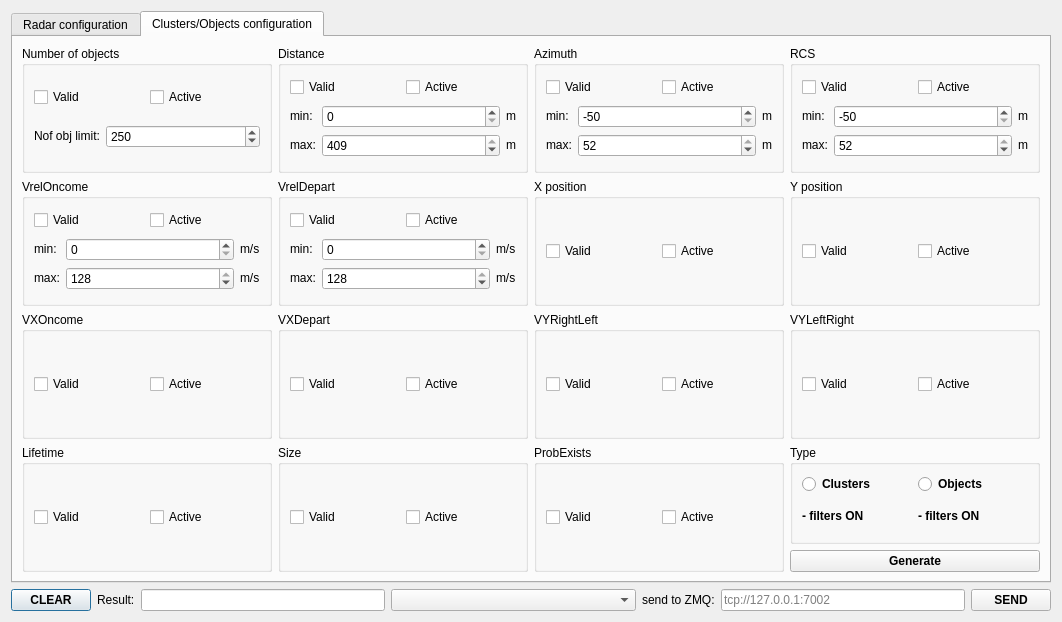
First picture: the form in dialogconfig.ui, repository anatoltrush/RadarVisual, before the edit.
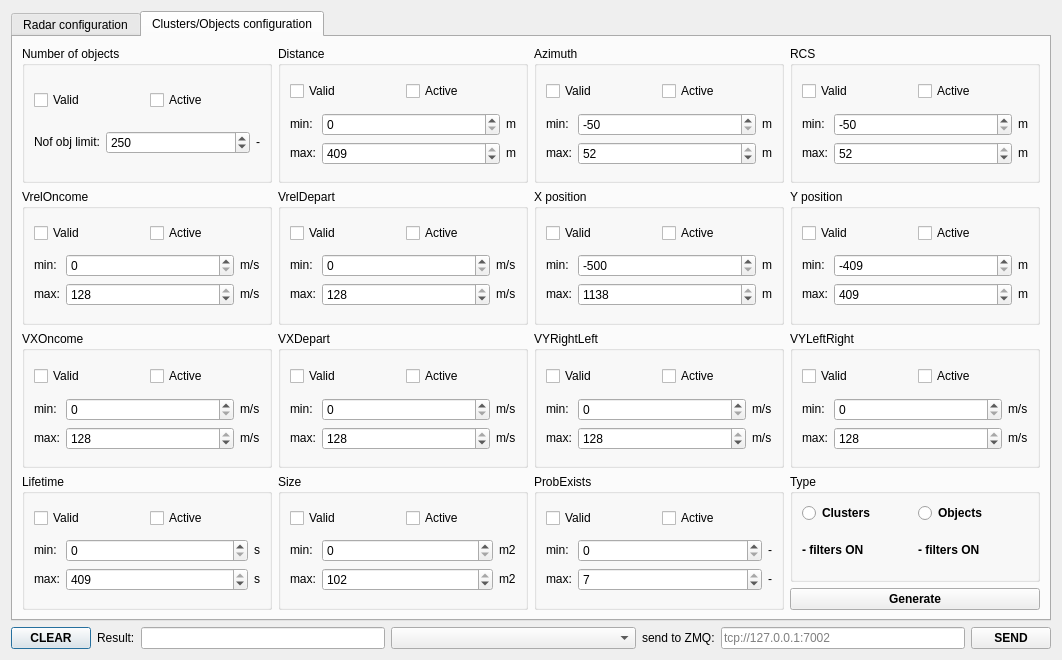
Second picture: the form after the edit.

Commit message: LTim & Size & Prob fltrs done

Diff of the .ui file:
```diff
--- a/dialogconfig.ui
+++ b/dialogconfig.ui
@@ -7,7 +7,7 @@
     <x>0</x>
     <y>0</y>
     <width>1062</width>
-    <height>622</height>
+    <height>660</height>
    </rect>
   </property>
   <property name="windowTitle">
@@ -1078,6 +1078,19 @@
               </property>
              </widget>
             </item>
+            <item>
+             <widget class="QLabel" name="label_34">
+              <property name="sizePolicy">
+               <sizepolicy hsizetype="Fixed" vsizetype="Fixed">
+                <horstretch>0</horstretch>
+                <verstretch>0</verstretch>
+               </sizepolicy>
+              </property>
+              <property name="text">
+               <string>-</string>
+              </property>
+             </widget>
+            </item>
            </layout>
           </item>
          </layout>
@@ -1678,7 +1691,7 @@
          <property name="title">
           <string>X position</string>
          </property>
-         <layout class="QGridLayout" name="gridLayout_38">
+         <layout class="QGridLayout" name="gridLayout_39">
           <item row="0" column="0">
            <layout class="QHBoxLayout" name="horizontalLayout_13">
             <item>
@@ -1697,6 +1710,100 @@
             </item>
            </layout>
           </item>
+          <item row="1" column="0">
+           <layout class="QGridLayout" name="gridLayout_38">
+            <item row="0" column="0">
+             <widget class="QLabel" name="label_35">
+              <property name="sizePolicy">
+               <sizepolicy hsizetype="Fixed" vsizetype="Fixed">
+                <horstretch>0</horstretch>
+                <verstretch>0</verstretch>
+               </sizepolicy>
+              </property>
+              <property name="text">
+               <string>min:</string>
+              </property>
+             </widget>
+            </item>
+            <item row="0" column="1">
+             <widget class="QSpinBox" name="sBSetClObjXMin">
+              <property name="toolTip">
+               <string>-500...1138.2</string>
+              </property>
+              <property name="toolTipDuration">
+               <number>5000</number>
+              </property>
+              <property name="minimum">
+               <number>-500</number>
+              </property>
+              <property name="maximum">
+               <number>1138</number>
+              </property>
+              <property name="value">
+               <number>-500</number>
+              </property>
+             </widget>
+            </item>
+            <item row="0" column="2">
+             <widget class="QLabel" name="label_37">
+              <property name="sizePolicy">
+               <sizepolicy hsizetype="Fixed" vsizetype="Fixed">
+                <horstretch>0</horstretch>
+                <verstretch>0</verstretch>
+               </sizepolicy>
+              </property>
+              <property name="text">
+               <string>m</string>
+              </property>
+             </widget>
+            </item>
+            <item row="1" column="0">
+             <widget class="QLabel" name="label_36">
+              <property name="sizePolicy">
+               <sizepolicy hsizetype="Fixed" vsizetype="Fixed">
+                <horstretch>0</horstretch>
+                <verstretch>0</verstretch>
+               </sizepolicy>
+              </property>
+              <property name="text">
+               <string>max:</string>
+              </property>
+             </widget>
+            </item>
+            <item row="1" column="1">
+             <widget class="QSpinBox" name="sBSetClObjXMax">
+              <property name="toolTip">
+               <string>-500...1138.2</string>
+              </property>
+              <property name="toolTipDuration">
+               <number>5000</number>
+              </property>
+              <property name="minimum">
+               <number>-500</number>
+              </property>
+              <property name="maximum">
+               <number>1138</number>
+              </property>
+              <property name="value">
+               <number>1138</number>
+              </property>
+             </widget>
+            </item>
+            <item row="1" column="2">
+             <widget class="QLabel" name="label_38">
+              <property name="sizePolicy">
+               <sizepolicy hsizetype="Fixed" vsizetype="Fixed">
+                <horstretch>0</horstretch>
+                <verstretch>0</verstretch>
+               </sizepolicy>
+              </property>
+              <property name="text">
+               <string>m</string>
+              </property>
+             </widget>
+            </item>
+           </layout>
+          </item>
          </layout>
         </widget>
        </item>
@@ -1705,7 +1812,7 @@
          <property name="title">
           <string>Y position</string>
          </property>
-         <layout class="QGridLayout" name="gridLayout_39">
+         <layout class="QGridLayout" name="gridLayout_41">
           <item row="0" column="0">
            <layout class="QHBoxLayout" name="horizontalLayout_14">
             <item>
@@ -1724,6 +1831,100 @@
             </item>
            </layout>
           </item>
+          <item row="1" column="0">
+           <layout class="QGridLayout" name="gridLayout_40">
+            <item row="0" column="0">
+             <widget class="QLabel" name="label_39">
+              <property name="sizePolicy">
+               <sizepolicy hsizetype="Fixed" vsizetype="Fixed">
+                <horstretch>0</horstretch>
+                <verstretch>0</verstretch>
+               </sizepolicy>
+              </property>
+              <property name="text">
+               <string>min:</string>
+              </property>
+             </widget>
+            </item>
+            <item row="0" column="1">
+             <widget class="QSpinBox" name="sBSetClObjYMin">
+              <property name="toolTip">
+               <string>-409.5...409.5</string>
+              </property>
+              <property name="toolTipDuration">
+               <number>5000</number>
+              </property>
+              <property name="minimum">
+               <number>-409</number>
+              </property>
+              <property name="maximum">
+               <number>409</number>
+              </property>
+              <property name="value">
+               <number>-409</number>
+              </property>
+             </widget>
+            </item>
+            <item row="0" column="2">
+             <widget class="QLabel" name="label_41">
+              <property name="sizePolicy">
+               <sizepolicy hsizetype="Fixed" vsizetype="Fixed">
+                <horstretch>0</horstretch>
+                <verstretch>0</verstretch>
+               </sizepolicy>
+              </property>
+              <property name="text">
+               <string>m</string>
+              </property>
+             </widget>
+            </item>
+            <item row="1" column="0">
+             <widget class="QLabel" name="label_40">
+              <property name="sizePolicy">
+               <sizepolicy hsizetype="Fixed" vsizetype="Fixed">
+                <horstretch>0</horstretch>
+                <verstretch>0</verstretch>
+               </sizepolicy>
+              </property>
+              <property name="text">
+               <string>max:</string>
+              </property>
+             </widget>
+            </item>
+            <item row="1" column="1">
+             <widget class="QSpinBox" name="sBSetClObjYMax">
+              <property name="toolTip">
+               <string>-409.5...409.5</string>
+              </property>
+              <property name="toolTipDuration">
+               <number>5000</number>
+              </property>
+              <property name="minimum">
+               <number>-409</number>
+              </property>
+              <property name="maximum">
+               <number>409</number>
+              </property>
+              <property name="value">
+               <number>409</number>
+              </property>
+             </widget>
+            </item>
+            <item row="1" column="2">
+             <widget class="QLabel" name="label_42">
+              <property name="sizePolicy">
+               <sizepolicy hsizetype="Fixed" vsizetype="Fixed">
+                <horstretch>0</horstretch>
+                <verstretch>0</verstretch>
+               </sizepolicy>
+              </property>
+              <property name="text">
+               <string>m</string>
+              </property>
+             </widget>
+            </item>
+           </layout>
+          </item>
          </layout>
         </widget>
        </item>
@@ -1732,7 +1933,7 @@
          <property name="title">
           <string>VXOncome</string>
          </property>
-         <layout class="QGridLayout" name="gridLayout_40">
+         <layout class="QGridLayout" name="gridLayout_43">
           <item row="0" column="0">
            <layout class="QHBoxLayout" name="horizontalLayout_15">
             <item>
@@ -1751,6 +1952,91 @@
             </item>
            </layout>
           </item>
+          <item row="1" column="0">
+           <layout class="QGridLayout" name="gridLayout_42">
+            <item row="0" column="0">
+             <widget class="QLabel" name="label_43">
+              <property name="sizePolicy">
+               <sizepolicy hsizetype="Fixed" vsizetype="Fixed">
+                <horstretch>0</horstretch>
+                <verstretch>0</verstretch>
+               </sizepolicy>
+              </property>
+              <property name="text">
+               <string>min:</string>
+              </property>
+             </widget>
+            </item>
+            <item row="0" column="1">
+             <widget class="QSpinBox" name="sBSetClObjVXOncMin">
+              <property name="toolTip">
+               <string>0...128.993</string>
+              </property>
+              <property name="toolTipDuration">
+               <number>5000</number>
+              </property>
+              <property name="maximum">
+               <number>128</number>
+              </property>
+             </widget>
+            </item>
+            <item row="0" column="2">
+             <widget class="QLabel" name="label_45">
+              <property name="sizePolicy">
+               <sizepolicy hsizetype="Fixed" vsizetype="Fixed">
+                <horstretch>0</horstretch>
+                <verstretch>0</verstretch>
+               </sizepolicy>
+              </property>
+              <property name="text">
+               <string>m/s</string>
+              </property>
+             </widget>
+            </item>
+            <item row="1" column="0">
+             <widget class="QLabel" name="label_44">
+              <property name="sizePolicy">
+               <sizepolicy hsizetype="Fixed" vsizetype="Fixed">
+                <horstretch>0</horstretch>
+                <verstretch>0</verstretch>
+               </sizepolicy>
+              </property>
+              <property name="text">
+               <string>max:</string>
+              </property>
+             </widget>
+            </item>
+            <item row="1" column="1">
+             <widget class="QSpinBox" name="sBSetClObjVXOncMax">
+              <property name="toolTip">
+               <string>0...128.993</string>
+              </property>
+              <property name="toolTipDuration">
+               <number>5000</number>
+              </property>
+              <property name="maximum">
+               <number>128</number>
+              </property>
+              <property name="value">
+               <number>128</number>
+              </property>
+             </widget>
+            </item>
+            <item row="1" column="2">
+             <widget class="QLabel" name="label_46">
+              <property name="sizePolicy">
+               <sizepolicy hsizetype="Fixed" vsizetype="Fixed">
+                <horstretch>0</horstretch>
+                <verstretch>0</verstretch>
+               </sizepolicy>
+              </property>
+              <property name="text">
+               <string>m/s</string>
+              </property>
+             </widget>
+            </item>
+           </layout>
+          </item>
          </layout>
         </widget>
        </item>
@@ -1759,7 +2045,7 @@
          <property name="title">
           <string>VXDepart</string>
          </property>
-         <layout class="QGridLayout" name="gridLayout_41">
+         <layout class="QGridLayout" name="gridLayout_56">
           <item row="0" column="0">
            <layout class="QHBoxLayout" name="horizontalLayout_16">
             <item>
@@ -1778,6 +2064,91 @@
             </item>
            </layout>
           </item>
+          <item row="1" column="0">
+           <layout class="QGridLayout" name="gridLayout_55">
+            <item row="0" column="0">
+             <widget class="QLabel" name="label_47">
+              <property name="sizePolicy">
+               <sizepolicy hsizetype="Fixed" vsizetype="Fixed">
+                <horstretch>0</horstretch>
+                <verstretch>0</verstretch>
+               </sizepolicy>
+              </property>
+              <property name="text">
+               <string>min:</string>
+              </property>
+             </widget>
+            </item>
+            <item row="0" column="1">
+             <widget class="QSpinBox" name="sBSetClObjVXDepMin">
+              <property name="toolTip">
+               <string>0...128.993</string>
+              </property>
+              <property name="toolTipDuration">
+               <number>5000</number>
+              </property>
+              <property name="maximum">
+               <number>128</number>
+              </property>
+             </widget>
+            </item>
+            <item row="0" column="2">
+             <widget class="QLabel" name="label_49">
+              <property name="sizePolicy">
+               <sizepolicy hsizetype="Fixed" vsizetype="Fixed">
+                <horstretch>0</horstretch>
+                <verstretch>0</verstretch>
+               </sizepolicy>
+              </property>
+              <property name="text">
+               <string>m/s</string>
+              </property>
+             </widget>
+            </item>
+            <item row="1" column="0">
+             <widget class="QLabel" name="label_48">
+              <property name="sizePolicy">
+               <sizepolicy hsizetype="Fixed" vsizetype="Fixed">
+                <horstretch>0</horstretch>
+                <verstretch>0</verstretch>
+               </sizepolicy>
+              </property>
+              <property name="text">
+               <string>max:</string>
+              </property>
+             </widget>
+            </item>
+            <item row="1" column="1">
+             <widget class="QSpinBox" name="sBSetClObjVXDepMax">
+              <property name="toolTip">
+               <string>0...128.993</string>
+              </property>
+              <property name="toolTipDuration">
+               <number>5000</number>
+              </property>
+              <property name="maximum">
+               <number>128</number>
+              </property>
+              <property name="value">
+               <number>128</number>
+              </property>
+             </widget>
+            </item>
+            <item row="1" column="2">
+             <widget class="QLabel" name="label_50">
+              <property name="sizePolicy">
+               <sizepolicy hsizetype="Fixed" vsizetype="Fixed">
+                <horstretch>0</horstretch>
+                <verstretch>0</verstretch>
+               </sizepolicy>
+              </property>
+              <property name="text">
+               <string>m/s</string>
+              </property>
+             </widget>
+            </item>
+           </layout>
+          </item>
          </layout>
         </widget>
        </item>
@@ -1786,7 +2157,7 @@
          <property name="title">
           <string>VYRightLeft</string>
          </property>
-         <layout class="QGridLayout" name="gridLayout_42">
+         <layout class="QGridLayout" name="gridLayout_58">
           <item row="0" column="0">
            <layout class="QHBoxLayout" name="horizontalLayout_17">
             <item>
@@ -1805,6 +2176,91 @@
             </item>
            </layout>
           </item>
+          <item row="1" column="0">
+           <layout class="QGridLayout" name="gridLayout_57">
+            <item row="0" column="0">
+             <widget class="QLabel" name="label_51">
+              <property name="sizePolicy">
+               <sizepolicy hsizetype="Fixed" vsizetype="Fixed">
+                <horstretch>0</horstretch>
+                <verstretch>0</verstretch>
+               </sizepolicy>
+              </property>
+              <property name="text">
+               <string>min:</string>
+              </property>
+             </widget>
+            </item>
+            <item row="0" column="1">
+             <widget class="QSpinBox" name="sBSetClObjVYRLMin">
+              <property name="toolTip">
+               <string>0...128.993</string>
+              </property>
+              <property name="toolTipDuration">
+               <number>5000</number>
+              </property>
+              <property name="maximum">
+               <number>128</number>
+              </property>
+             </widget>
+            </item>
+            <item row="0" column="2">
+             <widget class="QLabel" name="label_53">
+              <property name="sizePolicy">
+               <sizepolicy hsizetype="Fixed" vsizetype="Fixed">
+                <horstretch>0</horstretch>
+                <verstretch>0</verstretch>
+               </sizepolicy>
+              </property>
+              <property name="text">
+               <string>m/s</string>
+              </property>
+             </widget>
+            </item>
+            <item row="1" column="0">
+             <widget class="QLabel" name="label_52">
+              <property name="sizePolicy">
+               <sizepolicy hsizetype="Fixed" vsizetype="Fixed">
+                <horstretch>0</horstretch>
+                <verstretch>0</verstretch>
+               </sizepolicy>
+              </property>
+              <property name="text">
+               <string>max:</string>
+              </property>
+             </widget>
+            </item>
+            <item row="1" column="1">
+             <widget class="QSpinBox" name="sBSetClObjVYRLMax">
+              <property name="toolTip">
+               <string>0...128.993</string>
+              </property>
+              <property name="toolTipDuration">
+               <number>5000</number>
+              </property>
+              <property name="maximum">
+               <number>128</number>
+              </property>
+              <property name="value">
+               <number>128</number>
+              </property>
+             </widget>
+            </item>
+            <item row="1" column="2">
+             <widget class="QLabel" name="label_54">
+              <property name="sizePolicy">
+               <sizepolicy hsizetype="Fixed" vsizetype="Fixed">
+                <horstretch>0</horstretch>
+                <verstretch>0</verstretch>
+               </sizepolicy>
+              </property>
+              <property name="text">
+               <string>m/s</string>
+              </property>
+             </widget>
+            </item>
+           </layout>
+          </item>
          </layout>
         </widget>
        </item>
@@ -1813,7 +2269,7 @@
          <property name="title">
           <string>VYLeftRight</string>
          </property>
-         <layout class="QGridLayout" name="gridLayout_43">
+         <layout class="QGridLayout" name="gridLayout_60">
           <item row="0" column="0">
            <layout class="QHBoxLayout" name="horizontalLayout_18">
             <item>
@@ -1832,6 +2288,91 @@
             </item>
            </layout>
           </item>
+          <item row="1" column="0">
+           <layout class="QGridLayout" name="gridLayout_59">
+            <item row="0" column="0">
+             <widget class="QLabel" name="label_55">
+              <property name="sizePolicy">
+               <sizepolicy hsizetype="Fixed" vsizetype="Fixed">
+                <horstretch>0</horstretch>
+                <verstretch>0</verstretch>
+               </sizepolicy>
+              </property>
+              <property name="text">
+               <string>min:</string>
+              </property>
+             </widget>
+            </item>
+            <item row="0" column="1">
+             <widget class="QSpinBox" name="sBSetClObjVYLRMin">
+              <property name="toolTip">
+               <string>0...128.993</string>
+              </property>
+              <property name="toolTipDuration">
+               <number>5000</number>
+              </property>
+              <property name="maximum">
+               <number>128</number>
+              </property>
+             </widget>
+            </item>
+            <item row="0" column="2">
+             <widget class="QLabel" name="label_57">
+              <property name="sizePolicy">
+               <sizepolicy hsizetype="Fixed" vsizetype="Fixed">
+                <horstretch>0</horstretch>
+                <verstretch>0</verstretch>
+               </sizepolicy>
+              </property>
+              <property name="text">
+               <string>m/s</string>
+              </property>
+             </widget>
+            </item>
+            <item row="1" column="0">
+             <widget class="QLabel" name="label_56">
+              <property name="sizePolicy">
+               <sizepolicy hsizetype="Fixed" vsizetype="Fixed">
+                <horstretch>0</horstretch>
+                <verstretch>0</verstretch>
+               </sizepolicy>
+              </property>
+              <property name="text">
+               <string>max:</string>
+              </property>
+             </widget>
+            </item>
+            <item row="1" column="1">
+             <widget class="QSpinBox" name="sBSetClObjVYLRMax">
+              <property name="toolTip">
+               <string>0...128.993</string>
+              </property>
+              <property name="toolTipDuration">
+               <number>5000</number>
+              </property>
+              <property name="maximum">
+               <number>128</number>
+              </property>
+              <property name="value">
+               <number>128</number>
+              </property>
+             </widget>
+            </item>
+            <item row="1" column="2">
+             <widget class="QLabel" name="label_58">
+              <property name="sizePolicy">
+               <sizepolicy hsizetype="Fixed" vsizetype="Fixed">
+                <horstretch>0</horstretch>
+                <verstretch>0</verstretch>
+               </sizepolicy>
+              </property>
+              <property name="text">
+               <string>m/s</string>
+              </property>
+             </widget>
+            </item>
+           </layout>
+          </item>
          </layout>
         </widget>
        </item>
@@ -1840,7 +2381,7 @@
          <property name="title">
           <string>Lifetime</string>
          </property>
-         <layout class="QGridLayout" name="gridLayout_44">
+         <layout class="QGridLayout" name="gridLayout_45">
           <item row="0" column="0">
            <layout class="QHBoxLayout" name="horizontalLayout_19">
             <item>
@@ -1859,6 +2400,91 @@
             </item>
            </layout>
           </item>
+          <item row="1" column="0">
+           <layout class="QGridLayout" name="gridLayout_44">
+            <item row="0" column="0">
+             <widget class="QLabel" name="label_22">
+              <property name="sizePolicy">
+               <sizepolicy hsizetype="Fixed" vsizetype="Fixed">
+                <horstretch>0</horstretch>
+                <verstretch>0</verstretch>
+               </sizepolicy>
+              </property>
+              <property name="text">
+               <string>min:</string>
+              </property>
+             </widget>
+            </item>
+            <item row="0" column="1">
+             <widget class="QSpinBox" name="sBSetClObjLTimMin">
+              <property name="toolTip">
+               <string>0...409.5</string>
+              </property>
+              <property name="toolTipDuration">
+               <number>5000</number>
+              </property>
+              <property name="maximum">
+               <number>409</number>
+              </property>
+             </widget>
+            </item>
+            <item row="0" column="2">
+             <widget class="QLabel" name="label_24">
+              <property name="sizePolicy">
+               <sizepolicy hsizetype="Fixed" vsizetype="Fixed">
+                <horstretch>0</horstretch>
+                <verstretch>0</verstretch>
+               </sizepolicy>
+              </property>
+              <property name="text">
+               <string>s</string>
+              </property>
+             </widget>
+            </item>
+            <item row="1" column="0">
+             <widget class="QLabel" name="label_23">
+              <property name="sizePolicy">
+               <sizepolicy hsizetype="Fixed" vsizetype="Fixed">
+                <horstretch>0</horstretch>
+                <verstretch>0</verstretch>
+               </sizepolicy>
+              </property>
+              <property name="text">
+               <string>max:</string>
+              </property>
+             </widget>
+            </item>
+            <item row="1" column="1">
+             <widget class="QSpinBox" name="sBSetClObjLTimMax">
+              <property name="toolTip">
+               <string>0...409.5</string>
+              </property>
+              <property name="toolTipDuration">
+               <number>5000</number>
+              </property>
+              <property name="maximum">
+               <number>409</number>
+              </property>
+              <property name="value">
+               <number>409</number>
+              </property>
+             </widget>
+            </item>
+            <item row="1" column="2">
+             <widget class="QLabel" name="label_25">
+              <property name="sizePolicy">
+               <sizepolicy hsizetype="Fixed" vsizetype="Fixed">
+                <horstretch>0</horstretch>
+                <verstretch>0</verstretch>
+               </sizepolicy>
+              </property>
+              <property name="text">
+               <string>s</string>
+              </property>
+             </widget>
+            </item>
+           </layout>
+          </item>
          </layout>
         </widget>
        </item>
@@ -1867,7 +2493,7 @@
          <property name="title">
           <string>Size</string>
          </property>
-         <layout class="QGridLayout" name="gridLayout_45">
+         <layout class="QGridLayout" name="gridLayout_52">
           <item row="0" column="0">
            <layout class="QHBoxLayout" name="horizontalLayout_20">
             <item>
@@ -1886,6 +2512,91 @@
             </item>
            </layout>
           </item>
+          <item row="1" column="0">
+           <layout class="QGridLayout" name="gridLayout_46">
+            <item row="0" column="0">
+             <widget class="QLabel" name="label_26">
+              <property name="sizePolicy">
+               <sizepolicy hsizetype="Fixed" vsizetype="Fixed">
+                <horstretch>0</horstretch>
+                <verstretch>0</verstretch>
+               </sizepolicy>
+              </property>
+              <property name="text">
+               <string>min:</string>
+              </property>
+             </widget>
+            </item>
+            <item row="0" column="1">
+             <widget class="QSpinBox" name="sBSetClObjSzMin">
+              <property name="toolTip">
+               <string>0...102.375</string>
+              </property>
+              <property name="toolTipDuration">
+               <number>5000</number>
+              </property>
+              <property name="maximum">
+               <number>102</number>
+              </property>
+             </widget>
+            </item>
+            <item row="0" column="2">
+             <widget class="QLabel" name="label_28">
+              <property name="sizePolicy">
+               <sizepolicy hsizetype="Fixed" vsizetype="Fixed">
+                <horstretch>0</horstretch>
+                <verstretch>0</verstretch>
+               </sizepolicy>
+              </property>
+              <property name="text">
+               <string>m2</string>
+              </property>
+             </widget>
+            </item>
+            <item row="1" column="0">
+             <widget class="QLabel" name="label_27">
+              <property name="sizePolicy">
+               <sizepolicy hsizetype="Fixed" vsizetype="Fixed">
+                <horstretch>0</horstretch>
+                <verstretch>0</verstretch>
+               </sizepolicy>
+              </property>
+              <property name="text">
+               <string>max:</string>
+              </property>
+             </widget>
+            </item>
+            <item row="1" column="1">
+             <widget class="QSpinBox" name="sBSetClObjSzMax">
+              <property name="toolTip">
+               <string>0...102.375</string>
+              </property>
+              <property name="toolTipDuration">
+               <number>5000</number>
+              </property>
+              <property name="maximum">
+               <number>102</number>
+              </property>
+              <property name="value">
+               <number>102</number>
+              </property>
+             </widget>
+            </item>
+            <item row="1" column="2">
+             <widget class="QLabel" name="label_29">
+              <property name="sizePolicy">
+               <sizepolicy hsizetype="Fixed" vsizetype="Fixed">
+                <horstretch>0</horstretch>
+                <verstretch>0</verstretch>
+               </sizepolicy>
+              </property>
+              <property name="text">
+               <string>m2</string>
+              </property>
+             </widget>
+            </item>
+           </layout>
+          </item>
          </layout>
         </widget>
        </item>
@@ -1894,7 +2605,7 @@
          <property name="title">
           <string>ProbExists</string>
          </property>
-         <layout class="QGridLayout" name="gridLayout_46">
+         <layout class="QGridLayout" name="gridLayout_54">
           <item row="0" column="0">
            <layout class="QHBoxLayout" name="horizontalLayout_21">
             <item>
@@ -1913,6 +2624,91 @@
             </item>
            </layout>
           </item>
+          <item row="1" column="0">
+           <layout class="QGridLayout" name="gridLayout_53">
+            <item row="0" column="0">
+             <widget class="QLabel" name="label_30">
+              <property name="sizePolicy">
+               <sizepolicy hsizetype="Fixed" vsizetype="Fixed">
+                <horstretch>0</horstretch>
+                <verstretch>0</verstretch>
+               </sizepolicy>
+              </property>
+              <property name="text">
+               <string>min:</string>
+              </property>
+             </widget>
+            </item>
+            <item row="0" column="1">
+             <widget class="QSpinBox" name="sBSetClObjProbMin">
+              <property name="toolTip">
+               <string>0...7</string>
+              </property>
+              <property name="toolTipDuration">
+               <number>5000</number>
+              </property>
+              <property name="maximum">
+               <number>7</number>
+              </property>
+             </widget>
+            </item>
+            <item row="0" column="2">
+             <widget class="QLabel" name="label_32">
+              <property name="sizePolicy">
+               <sizepolicy hsizetype="Fixed" vsizetype="Fixed">
+                <horstretch>0</horstretch>
+                <verstretch>0</verstretch>
+               </sizepolicy>
+              </property>
+              <property name="text">
+               <string>-</string>
+              </property>
+             </widget>
+            </item>
+            <item row="1" column="0">
+             <widget class="QLabel" name="label_31">
+              <property name="sizePolicy">
+               <sizepolicy hsizetype="Fixed" vsizetype="Fixed">
+                <horstretch>0</horstretch>
+                <verstretch>0</verstretch>
+               </sizepolicy>
+              </property>
+              <property name="text">
+               <string>max:</string>
+              </property>
+             </widget>
+            </item>
+            <item row="1" column="1">
+             <widget class="QSpinBox" name="sBSetClObjProbMax">
+              <property name="toolTip">
+               <string>0...7</string>
+              </property>
+              <property name="toolTipDuration">
+               <number>5000</number>
+              </property>
+              <property name="maximum">
+               <number>7</number>
+              </property>
+              <property name="value">
+               <number>7</number>
+              </property>
+             </widget>
+            </item>
+            <item row="1" column="2">
+             <widget class="QLabel" name="label_33">
+              <property name="sizePolicy">
+               <sizepolicy hsizetype="Fixed" vsizetype="Fixed">
+                <horstretch>0</horstretch>
+                <verstretch>0</verstretch>
+               </sizepolicy>
+              </property>
+              <property name="text">
+               <string>-</string>
+              </property>
+             </widget>
+            </item>
+           </layout>
+          </item>
          </layout>
         </widget>
        </item>
```
The commit also changes 5 other files.
